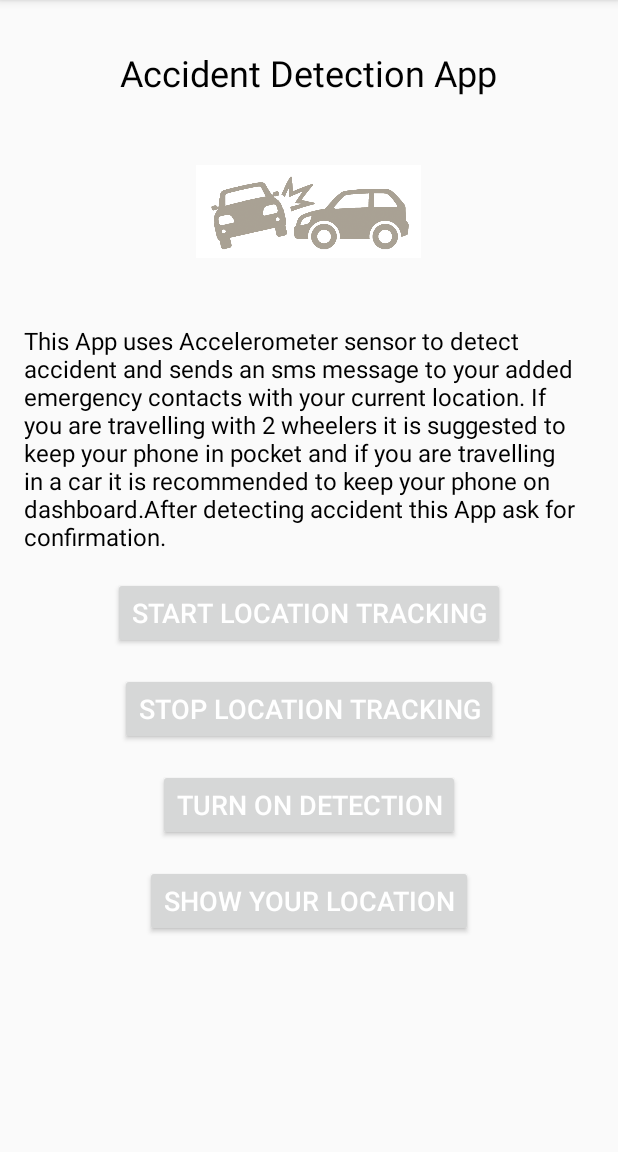
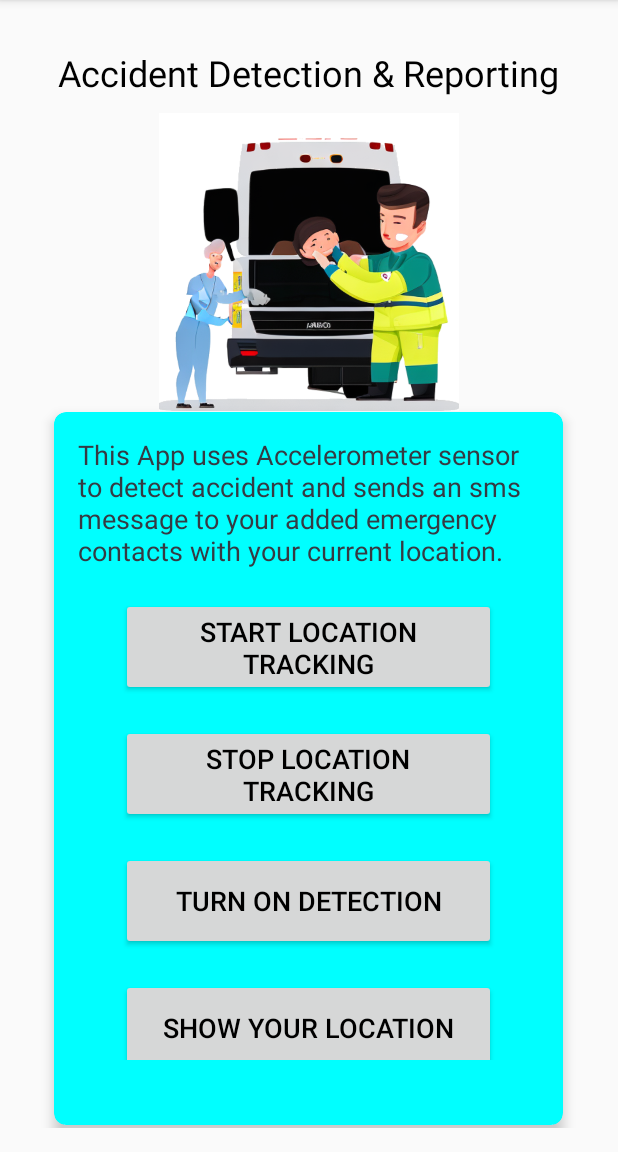
Before and after one commit to goyalpratham/SAFEZONE, an Android app: the MainActivity screen opened directly, with no data from a screen before it, on a phone screen of 412 x 824 dp, the part 84-1236 px from its top. Run offline under Robolectric (Android 15) with nearby library versions, the phone set to English and light mode, and no system bars; libraries missing offline, so code that uses them is left out: com.jaredrummler.cyanea.

Commit message:
latest commit 17/12

```diff
--- a/app/build.gradle
+++ b/app/build.gradle
@@ -55,6 +55,7 @@ dependencies {
     implementation 'com.google.firebase:firebase-auth-ktx:22.1.0'
     implementation 'androidx.core:core-ktx:1.10.1'
     implementation 'com.google.firebase:firebase-firestore:24.9.1'
+    implementation 'com.google.firebase:firebase-inappmessaging:20.4.0'
     testImplementation 'junit:junit:4.13.2'
     androidTestImplementation 'androidx.test.ext:junit:1.1.5'
     androidTestImplementation 'androidx.test.espresso:espresso-core:3.5.1'
--- a/app/src/main/res/layout/activity_main.xml
+++ b/app/src/main/res/layout/activity_main.xml
@@ -2,6 +2,7 @@
 <RelativeLayout xmlns:android="http://schemas.android.com/apk/res/android"
     android:layout_width="match_parent"
     android:layout_height="match_parent"
+    xmlns:app="http://schemas.android.com/apk/res-auto"
     android:padding="16dp">
 
     <!-- Header -->
@@ -9,80 +10,113 @@
         android:id="@+id/text_header"
         android:layout_width="wrap_content"
         android:layout_height="wrap_content"
-        android:text="Accident Detection App"
+        android:text="Accident Detection &amp; Reporting"
         android:textSize="24sp"
-        android:textColor="@color/black"
+        android:textColor="#000000"
         android:layout_centerHorizontal="true"
         android:layout_marginTop="16dp"/>
 
     <!-- User avatar -->
     <ImageView
         android:id="@+id/image_avatar"
-        android:layout_width="150dp"
-        android:layout_height="150dp"
-        android:src="@drawable/accident"
+        android:layout_width="200dp"
+        android:layout_height="200dp"
+        android:src="@drawable/first"
         android:layout_centerHorizontal="true"
         android:layout_below="@id/text_header"
-        android:layout_marginTop="1dp"/>
+        android:layout_marginTop="10dp"/>
 
     <!-- Stress Level Indicator -->
 
     <!-- Stress Level Text -->
+
+    <!-- Start Stress Detection Button -->
+    <androidx.cardview.widget.CardView
+        android:id="@+id/cv_main1"
+        android:layout_width="wrap_content"
+        android:layout_height="419dp"
+        android:layout_below="@id/image_avatar"
+        android:layout_alignParentBottom="true"
+        android:layout_marginStart="20dp"
+        android:layout_marginEnd="10dp"
+
+
+
+
+        android:layout_marginBottom="2dp"
+        android:backgroundTint="#00ffff"
+        app:cardCornerRadius="8dp"
+        app:cardElevation="5dp">
+
+        <LinearLayout
+            android:id="@+id/linear_1"
+            android:layout_width="339dp"
+            android:layout_height="448dp"
+            android:layout_below="@id/image_avatar"
+            android:orientation="vertical"
+            android:padding="16dp">
+
+
             <TextView
                 android:id="@+id/text_stress_level"
                 android:layout_width="wrap_content"
                 android:layout_height="wrap_content"
-        android:text="This App uses Accelerometer sensor to detect accident and sends an sms message
-to your added emergency contacts with your current location. If you are travelling with 2 wheelers it is suggested to keep your
-phone in pocket and if you are travelling in a car it is recommended to keep your phone on dashboard.After detecting accident this
-App ask for confirmation."
+                android:text="This App uses Accelerometer sensor to detect accident and sends an sms message to your added emergency contacts with your current location."
                 android:textAlignment="inherit"
-        android:textColor="@color/black"
-        android:textSize="16dp"
-        android:layout_centerHorizontal="true"
-        android:layout_below="@id/image_avatar"
-        />
+                android:textColor="#363A43"
+                android:textSize="18sp" />
 
-    <!-- Start Stress Detection Button -->
             <Button
                 android:id="@+id/btnStartLocationTracking"
-        android:layout_width="wrap_content"
-        android:layout_height="wrap_content"
+                android:layout_width="250dp"
+                android:layout_height="65dp"
+                android:layout_below="@id/text_stress_level"
+                android:layout_gravity="center_horizontal"
+                android:layout_marginTop="19dp"
                 android:text="Start location tracking"
-        android:textSize="18sp"
-        android:textColor="#FFFFFF"
-        android:layout_below="@id/text_stress_level"
-        android:layout_centerHorizontal="true"
-        android:layout_marginTop="16dp" />
+                android:textColor="#000000"
+                android:textSize="18sp" />
+
             <Button
                 android:id="@+id/btnRemoveLocationTracking"
-        android:layout_width="wrap_content"
-        android:layout_height="wrap_content"
-        android:text="Stop location tracking"
-        android:textSize="18sp"
-        android:textColor="#FFFFFF"
+                android:layout_width="250dp"
+                android:layout_height="65dp"
                 android:layout_below="@id/btnStartLocationTracking"
                 android:layout_centerHorizontal="true"
-        android:layout_marginTop="16dp" />
+                android:layout_gravity="center_horizontal"
+                android:layout_marginTop="19dp"
+                android:text="Stop location tracking"
+                android:textColor="#000000"
+                android:textSize="18sp" />
+
             <Button
                 android:id="@+id/btnAccelerometerReadings"
-        android:layout_width="wrap_content"
-        android:layout_height="wrap_content"
-        android:text="Turn On Detection"
-        android:textSize="18sp"
-        android:textColor="#FFFFFF"
+                android:layout_width="250dp"
+                android:layout_height="65dp"
                 android:layout_below="@id/btnRemoveLocationTracking"
                 android:layout_centerHorizontal="true"
-        android:layout_marginTop="16dp"/>
+                android:layout_gravity="center_horizontal"
+                android:layout_marginTop="19dp"
+                android:text="Turn On Detection"
+                android:textColor="#000000"
+                android:textSize="18sp" />
+
             <Button
                 android:id="@+id/btnShowOnMap"
-        android:layout_width="wrap_content"
-        android:layout_height="wrap_content"
-        android:text="Show Your Location"
-        android:textSize="18sp"
-        android:textColor="#FFFFFF"
+                android:layout_width="250dp"
+                android:layout_height="65dp"
                 android:layout_below="@id/btnAccelerometerReadings"
                 android:layout_centerHorizontal="true"
-        android:layout_marginTop="16dp"/>
+                android:layout_gravity="center_horizontal"
+                android:layout_marginTop="19dp"
+                android:text="Show Your Location"
+                android:textColor="#000000"
+                android:textSize="18sp" />
+
+
+        </LinearLayout>
+
+    </androidx.cardview.widget.CardView>
+
 
 </RelativeLayout>
```
Also changed, not shown: app/src/main/res/layout/activity_accelerometer.xml (+30 -29 lines), app/src/main/res/drawable/first.png (added). Lines whose indentation alone changed are shown as unchanged.
